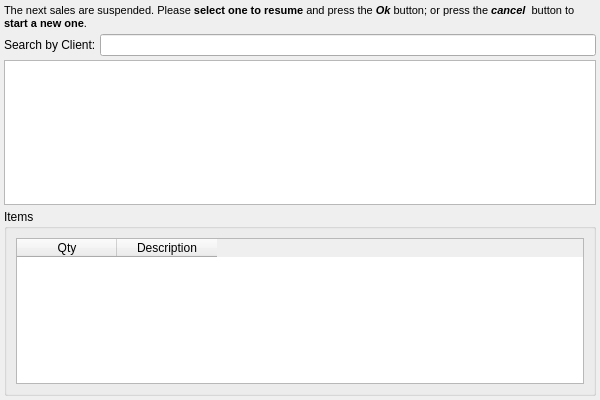
Before: the Qt Designer form src/ui/resume.ui in hiramvillarreal/iotpos, drawn with Qt 5.
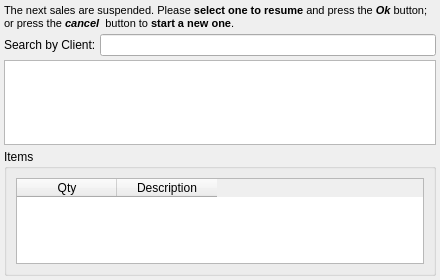
After: the same form once the commit is applied.

```diff
--- a/src/ui/resume.ui
+++ b/src/ui/resume.ui
@@ -6,14 +6,14 @@
    <rect>
     <x>0</x>
     <y>0</y>
-    <width>600</width>
-    <height>400</height>
+    <width>440</width>
+    <height>280</height>
    </rect>
   </property>
   <property name="minimumSize">
    <size>
-    <width>600</width>
-    <height>400</height>
+    <width>440</width>
+    <height>280</height>
    </size>
   </property>
   <property name="windowTitle">
```
Left out of the diff: 11 changed lines with no effect on the pictures.
